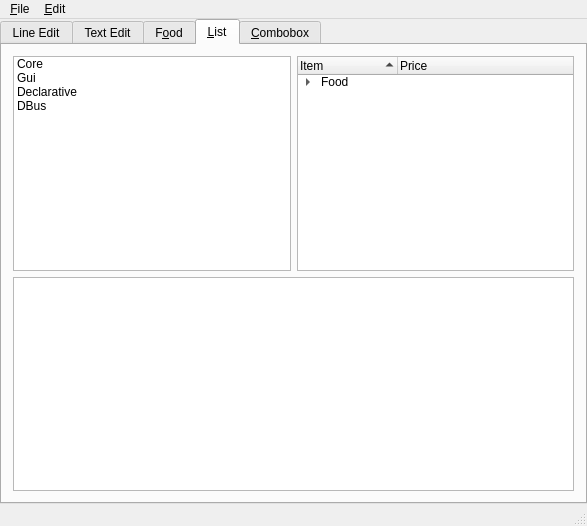
Old version of the form examples/simple/mainwindow.ui in the repository KDE/qtatspi.
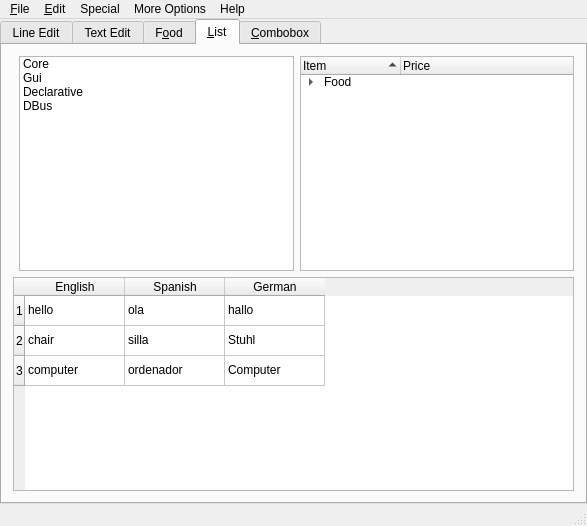
New version of the form.

Commit message: Add table contents and more menus to example.

The edit to the form file:
```diff
--- a/examples/simple/mainwindow.ui
+++ b/examples/simple/mainwindow.ui
@@ -166,34 +166,86 @@
         <string>&amp;List</string>
        </attribute>
        <layout class="QGridLayout" name="gridLayout">
-        <item row="1" column="0">
-         <widget class="QListWidget" name="listWidget">
-          <item>
+        <item row="3" column="0" colspan="3">
+         <widget class="QTableWidget" name="tableWidget">
+          <row>
            <property name="text">
-            <string>Core</string>
+            <string>1</string>
            </property>
+          </row>
+          <row>
+           <property name="text">
+            <string>2</string>
+           </property>
+          </row>
+          <row>
+           <property name="text">
+            <string>3</string>
+           </property>
+          </row>
+          <column>
+           <property name="text">
+            <string>English</string>
+           </property>
+          </column>
+          <column>
+           <property name="text">
+            <string>Spanish</string>
+           </property>
+          </column>
+          <column>
+           <property name="text">
+            <string>German</string>
+           </property>
+          </column>
+          <item row="0" column="0">
+           <property name="text">
+            <string>hello</string>
+           </property>
           </item>
-          <item>
+          <item row="0" column="1">
            <property name="text">
-            <string>Gui</string>
+            <string>ola</string>
            </property>
           </item>
-          <item>
+          <item row="0" column="2">
            <property name="text">
-            <string>Declarative</string>
+            <string>hallo</string>
            </property>
           </item>
-          <item>
+          <item row="1" column="0">
            <property name="text">
-            <string>DBus</string>
+            <string>chair</string>
+           </property>
+          </item>
+          <item row="1" column="1">
+           <property name="text">
+            <string>silla</string>
+           </property>
+          </item>
+          <item row="1" column="2">
+           <property name="text">
+            <string>Stuhl</string>
+           </property>
+          </item>
+          <item row="2" column="0">
+           <property name="text">
+            <string>computer</string>
+           </property>
+          </item>
+          <item row="2" column="1">
+           <property name="text">
+            <string>ordenador</string>
+           </property>
+          </item>
+          <item row="2" column="2">
+           <property name="text">
+            <string>Computer</string>
            </property>
           </item>
          </widget>
         </item>
-        <item row="3" column="0" colspan="2">
-         <widget class="QTableWidget" name="tableWidget"/>
-        </item>
-        <item row="1" column="1">
+        <item row="1" column="2">
          <widget class="QTreeWidget" name="treeWidget">
           <property name="alternatingRowColors">
            <bool>true</bool>
@@ -285,6 +337,30 @@
           </item>
          </widget>
         </item>
+        <item row="1" column="1">
+         <widget class="QListWidget" name="listWidget">
+          <item>
+           <property name="text">
+            <string>Core</string>
+           </property>
+          </item>
+          <item>
+           <property name="text">
+            <string>Gui</string>
+           </property>
+          </item>
+          <item>
+           <property name="text">
+            <string>Declarative</string>
+           </property>
+          </item>
+          <item>
+           <property name="text">
+            <string>DBus</string>
+           </property>
+          </item>
+         </widget>
+        </item>
        </layout>
       </widget>
       <widget class="QWidget" name="tab_5">
@@ -359,8 +435,39 @@
     <addaction name="actionNom_nom_nom"/>
     <addaction name="actionBlah"/>
    </widget>
+   <widget class="QMenu" name="menuSpecial">
+    <property name="title">
+     <string>Special</string>
+    </property>
+    <widget class="QMenu" name="menuSpecial_1">
+     <property name="title">
+      <string>Special 1</string>
+     </property>
+     <addaction name="actionSpecial_1_1"/>
+     <addaction name="actionSpecial_1_2"/>
+    </widget>
+    <addaction name="menuSpecial_1"/>
+   </widget>
+   <widget class="QMenu" name="menuMore_Options">
+    <property name="title">
+     <string>More Options</string>
+    </property>
+    <addaction name="actionOption_1"/>
+    <addaction name="actionOption_2"/>
+   </widget>
+   <widget class="QMenu" name="menuHelp">
+    <property name="title">
+     <string>Help</string>
+    </property>
+    <addaction name="actionAbout_Simple"/>
+    <addaction name="separator"/>
+    <addaction name="actionAbout_Qt"/>
+   </widget>
    <addaction name="menuFile"/>
    <addaction name="menuEdit"/>
+   <addaction name="menuSpecial"/>
+   <addaction name="menuMore_Options"/>
+   <addaction name="menuHelp"/>
   </widget>
   <widget class="QStatusBar" name="statusBar"/>
   <action name="actionNew_Button">
```
Left out of the diff: 30 changed lines with no effect on the pictures.
